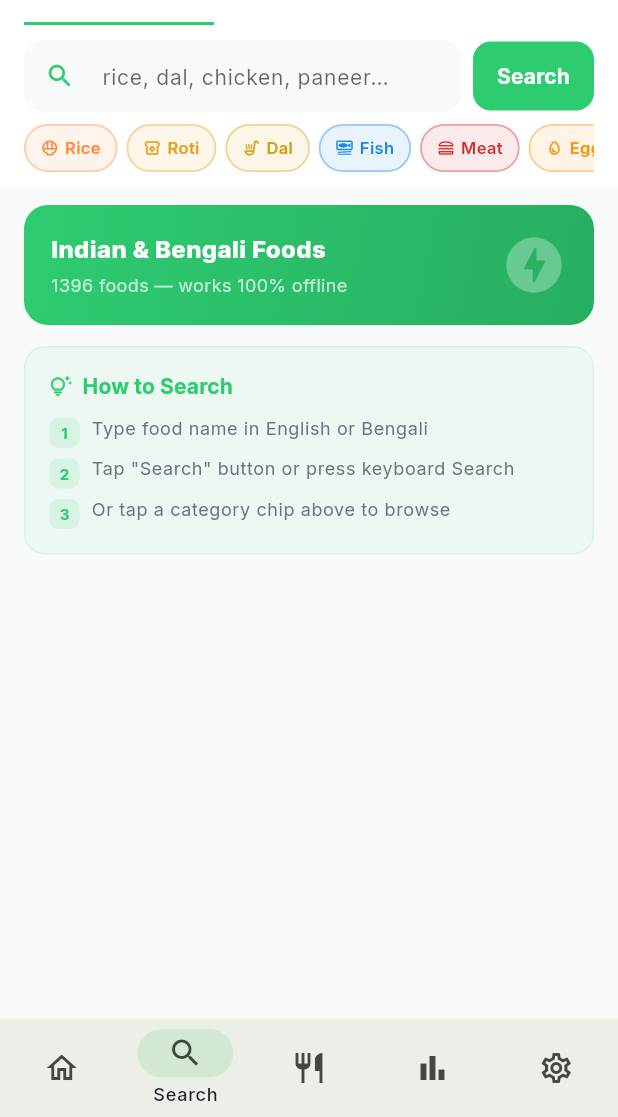
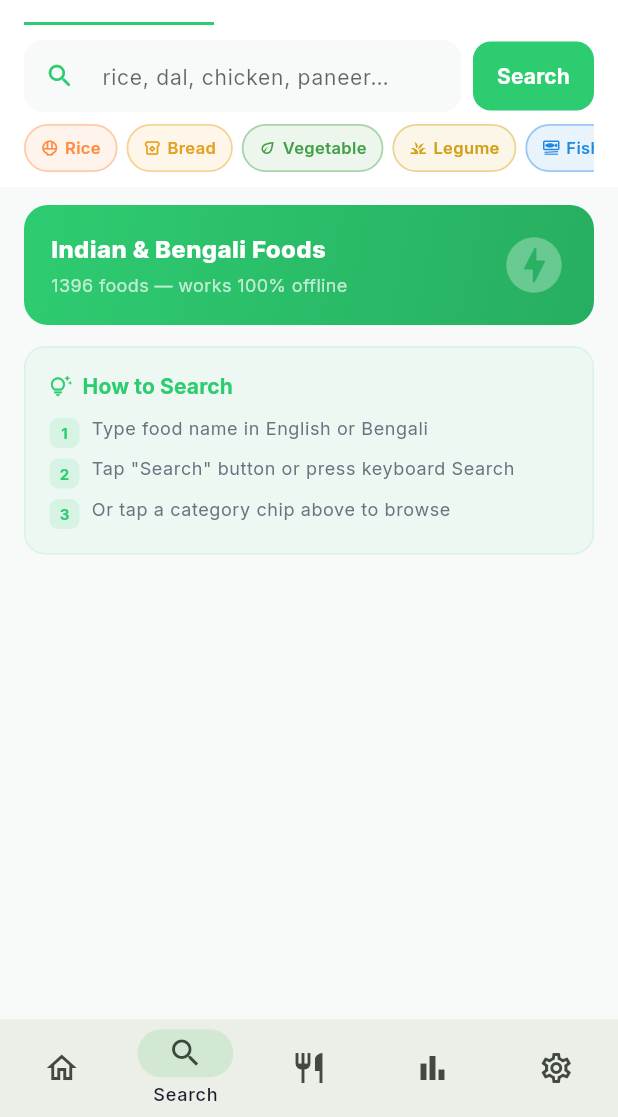
Before and after one commit to ashimbbsr-blip/MobileApp, a Flutter app: the FoodSearchScreen screen opened by its route, on a phone screen of 412 x 824 dp, the part 119-1236 px from its top. Run offline on Flutter 3.47's test engine with Material 3 defaults, Android fonts, the phone set to English and light mode, and no system bars; our stand-ins replace dio, fl_chart, flutter_local_notifications, flutter_riverpod, go_router, google_fonts and 5 more; accounts and stored records are empty.

Commit message:
fix: black screen dialog bug, USDA rename, food recategorization
- Fix activity calories dialog causing black screen: showDialog pushes to
  root navigator but Navigator.pop(context) used the ShellRoute context,
  popping the dashboard instead of the dialog; switched to builder ctx
- Rename USDA tab to International in add_food_screen.dart (Bengali unchanged)
- Recategorize 271 foods out of bloated snack category (403→132) into
  correct categories: soup, vegetable, legume, bread, egg, meat, fish,
  dessert, sweet, salad, grain, beverage, noodle
- Update category chips in food_search and add_food screens: roti→bread,
  dal→legume, sweets→sweet; add dessert/salad/noodle/egg chips; fix
  Bengali labels to match actual dataset category keys

Co-Authored-By: Claude Sonnet 4.6 <noreply@anthropic.com>

```diff
--- a/lib/features/food_search/food_search_screen.dart
+++ b/lib/features/food_search/food_search_screen.dart
@@ -13,34 +13,38 @@ import '../../core/utils/meal_time_utils.dart';
 
 // All normalised categories present in the dataset.
 const _localCategories = [
-  'rice', 'roti', 'dal', 'fish', 'meat', 'egg', 'vegetable', 'fruit',
-  'dairy', 'snack', 'sweets', 'beverage', 'soup', 'breakfast', 'grain',
+  'rice', 'bread', 'vegetable', 'legume', 'fish', 'meat', 'egg', 'dairy',
+  'fruit', 'snack', 'sweet', 'dessert', 'beverage', 'soup', 'breakfast',
+  'grain', 'salad', 'noodle',
 ];
 
 const _catIcons = <String, IconData>{
   'rice':      Icons.rice_bowl_outlined,
-  'roti':      Icons.breakfast_dining_outlined,
-  'dal':       Icons.soup_kitchen_outlined,
+  'bread':     Icons.breakfast_dining_outlined,
   'vegetable': Icons.eco_outlined,
+  'legume':    Icons.grass_outlined,
   'fruit':     Icons.apple_outlined,
   'fish':      Icons.set_meal_outlined,
   'meat':      Icons.lunch_dining_outlined,
   'egg':       Icons.egg_outlined,
   'dairy':     Icons.water_drop_outlined,
   'snack':     Icons.cookie_outlined,
-  'sweets':    Icons.cake_outlined,
+  'sweet':     Icons.cake_outlined,
+  'dessert':   Icons.icecream_outlined,
   'beverage':  Icons.local_drink_outlined,
   'soup':      Icons.soup_kitchen_outlined,
   'breakfast': Icons.free_breakfast_outlined,
   'grain':     Icons.grain_outlined,
+  'salad':     Icons.local_florist_outlined,
+  'noodle':    Icons.ramen_dining_outlined,
   'other':     Icons.fastfood_outlined,
 };
 
 Color _catColor(String? cat) {
   switch (cat) {
     case 'rice':      return const Color(0xFFFF8C42);
-    case 'roti':      return const Color(0xFFE6A020);
-    case 'dal':       return const Color(0xFFD4A017);
+    case 'bread':     return const Color(0xFFE6A020);
+    case 'legume':    return const Color(0xFFD4A017);
     case 'vegetable': return const Color(0xFF43A047);
     case 'fruit':     return const Color(0xFFD81B60);
     case 'fish':      return const Color(0xFF1E88E5);
@@ -48,13 +52,13 @@ Color _catColor(String? cat) {
     case 'egg':       return const Color(0xFFFF8F00);
     case 'dairy':     return const Color(0xFF0288D1);
     case 'snack':     return const Color(0xFF6D4C41);
-    case 'sweets':    return const Color(0xFFC2185B);
+    case 'sweet':     return const Color(0xFFC2185B);
+    case 'dessert':   return const Color(0xFFAD1457);
     case 'beverage':  return const Color(0xFF00897B);
     case 'soup':      return const Color(0xFFEF6C00);
     case 'breakfast': return const Color(0xFFF9A825);
     case 'grain':     return const Color(0xFF8D6E63);
-    case 'nut':       return const Color(0xFF795548);
-    case 'protein':   return const Color(0xFF6A1B9A);
+    case 'salad':     return const Color(0xFF2E7D32);
     case 'noodle':    return const Color(0xFFF57F17);
     default:          return const Color(0xFF546E7A);
   }
@@ -63,11 +67,24 @@ Color _catColor(String? cat) {
 String _catLabel(String cat, String lang) {
   if (lang == 'bn') {
     const bn = <String, String>{
-      'rice': 'ভাত', 'roti': 'রুটি', 'dal': 'ডাল',
-      'vegetable': 'সবজি', 'fruit': 'ফল', 'fish': 'মাছ',
-      'meat': 'মাংস', 'egg': 'ডিম', 'dairy': 'দুগ্ধ', 'snack': 'স্ন্যাকস',
-      'sweets': 'মিষ্টি', 'beverage': 'পানীয়', 'soup': 'স্যুপ',
-      'breakfast': 'সকালের খাবার', 'grain': 'শস্য',
+      'rice':      'ভাত',
+      'bread':     'রুটি',
+      'legume':    'ডাল',
+      'vegetable': 'সবজি',
+      'fruit':     'ফল',
+      'fish':      'মাছ',
+      'meat':      'মাংস',
+      'egg':       'ডিম',
+      'dairy':     'দুগ্ধ',
+      'snack':     'স্ন্যাকস',
+      'sweet':     'মিষ্টি',
+      'dessert':   'ডেজার্ট',
+      'beverage':  'পানীয়',
+      'soup':      'স্যুপ',
+      'breakfast': 'সকালের খাবার',
+      'grain':     'শস্য',
+      'salad':     'সালাদ',
+      'noodle':    'নুডুলস',
     };
     return bn[cat] ?? cat;
   }
--- a/lib/features/meal_tracking/add_food_screen.dart
+++ b/lib/features/meal_tracking/add_food_screen.dart
@@ -13,28 +13,29 @@ import '../meal_tracking/providers/meal_provider.dart';
 // ── Category metadata (mirrors FoodSearchScreen) ─────────────────────────────
 
 const _localCategories = [
-  'rice', 'roti', 'dal', 'fish', 'meat', 'vegetable', 'fruit',
-  'dairy', 'snack', 'sweets', 'beverage', 'soup', 'breakfast',
-  'protein', 'grain', 'noodle', 'nut',
+  'rice', 'bread', 'vegetable', 'legume', 'fish', 'meat', 'egg', 'dairy',
+  'fruit', 'snack', 'sweet', 'dessert', 'beverage', 'soup', 'breakfast',
+  'grain', 'salad', 'noodle',
 ];
 
 const _catIcons = <String, IconData>{
   'rice':      Icons.rice_bowl_outlined,
-  'roti':      Icons.breakfast_dining_outlined,
-  'dal':       Icons.soup_kitchen_outlined,
+  'bread':     Icons.breakfast_dining_outlined,
   'vegetable': Icons.eco_outlined,
+  'legume':    Icons.grass_outlined,
   'fruit':     Icons.apple_outlined,
   'fish':      Icons.set_meal_outlined,
   'meat':      Icons.lunch_dining_outlined,
+  'egg':       Icons.egg_outlined,
   'dairy':     Icons.water_drop_outlined,
   'snack':     Icons.cookie_outlined,
-  'sweets':    Icons.cake_outlined,
+  'sweet':     Icons.cake_outlined,
+  'dessert':   Icons.icecream_outlined,
   'beverage':  Icons.local_drink_outlined,
   'soup':      Icons.soup_kitchen_outlined,
   'breakfast': Icons.free_breakfast_outlined,
   'grain':     Icons.grain_outlined,
-  'nut':       Icons.circle_outlined,
-  'protein':   Icons.fitness_center_outlined,
+  'salad':     Icons.local_florist_outlined,
   'noodle':    Icons.ramen_dining_outlined,
   'other':     Icons.fastfood_outlined,
 };
@@ -42,21 +43,22 @@ const _catIcons = <String, IconData>{
 Color _catColor(String? cat) {
   switch (cat) {
     case 'rice':      return const Color(0xFFFF8C42);
-    case 'roti':      return const Color(0xFFE6A020);
-    case 'dal':       return const Color(0xFFD4A017);
+    case 'bread':     return const Color(0xFFE6A020);
+    case 'legume':    return const Color(0xFFD4A017);
     case 'vegetable': return const Color(0xFF43A047);
     case 'fruit':     return const Color(0xFFD81B60);
     case 'fish':      return const Color(0xFF1E88E5);
     case 'meat':      return const Color(0xFFD32F2F);
+    case 'egg':       return const Color(0xFFFF8F00);
     case 'dairy':     return const Color(0xFF0288D1);
     case 'snack':     return const Color(0xFF6D4C41);
-    case 'sweets':    return const Color(0xFFC2185B);
+    case 'sweet':     return const Color(0xFFC2185B);
+    case 'dessert':   return const Color(0xFFAD1457);
     case 'beverage':  return const Color(0xFF00897B);
     case 'soup':      return const Color(0xFFEF6C00);
     case 'breakfast': return const Color(0xFFF9A825);
     case 'grain':     return const Color(0xFF8D6E63);
-    case 'nut':       return const Color(0xFF795548);
-    case 'protein':   return const Color(0xFF6A1B9A);
+    case 'salad':     return const Color(0xFF2E7D32);
     case 'noodle':    return const Color(0xFFF57F17);
     default:          return const Color(0xFF546E7A);
   }
@@ -65,12 +67,24 @@ Color _catColor(String? cat) {
 String _catLabel(String cat, String lang) {
   if (lang == 'bn') {
     const bn = <String, String>{
-      'rice': 'ভাত', 'roti': 'রুটি', 'dal': 'ডাল',
-      'vegetable': 'সবজি', 'fruit': 'ফল', 'fish': 'মাছ',
-      'meat': 'মাংস', 'dairy': 'দুগ্ধ', 'snack': 'স্ন্যাকস',
-      'sweets': 'মিষ্টি', 'beverage': 'পানীয়', 'soup': 'স্যুপ',
-      'breakfast': 'সকালের খাবার', 'protein': 'প্রোটিন',
-      'grain': 'শস্য', 'noodle': 'নুডলস', 'nut': 'বাদাম',
+      'rice':      'ভাত',
+      'bread':     'রুটি',
+      'legume':    'ডাল',
+      'vegetable': 'সবজি',
+      'fruit':     'ফল',
+      'fish':      'মাছ',
+      'meat':      'মাংস',
+      'egg':       'ডিম',
+      'dairy':     'দুগ্ধ',
+      'snack':     'স্ন্যাকস',
+      'sweet':     'মিষ্টি',
+      'dessert':   'ডেজার্ট',
+      'beverage':  'পানীয়',
+      'soup':      'স্যুপ',
+      'breakfast': 'সকালের খাবার',
+      'grain':     'শস্য',
+      'salad':     'সালাদ',
+      'noodle':    'নুডুলস',
     };
     return bn[cat] ?? cat;
   }
@@ -145,7 +159,7 @@ class _AddFoodScreenState extends ConsumerState<AddFoodScreen>
                     children: [
                       const Icon(Icons.travel_explore_rounded, size: 15),
                       const SizedBox(width: 4),
-                      Text(lang == 'bn' ? 'আন্তর্জাতিক' : 'USDA'),
+                      Text(lang == 'bn' ? 'আন্তর্জাতিক' : 'International'),
                     ],
                   ),
                 ),
```
Also changed, not shown: lib/features/dashboard/dashboard_screen.dart (+4 -4 lines), assets/data/food_master_v7_0.json, 1 other file.
